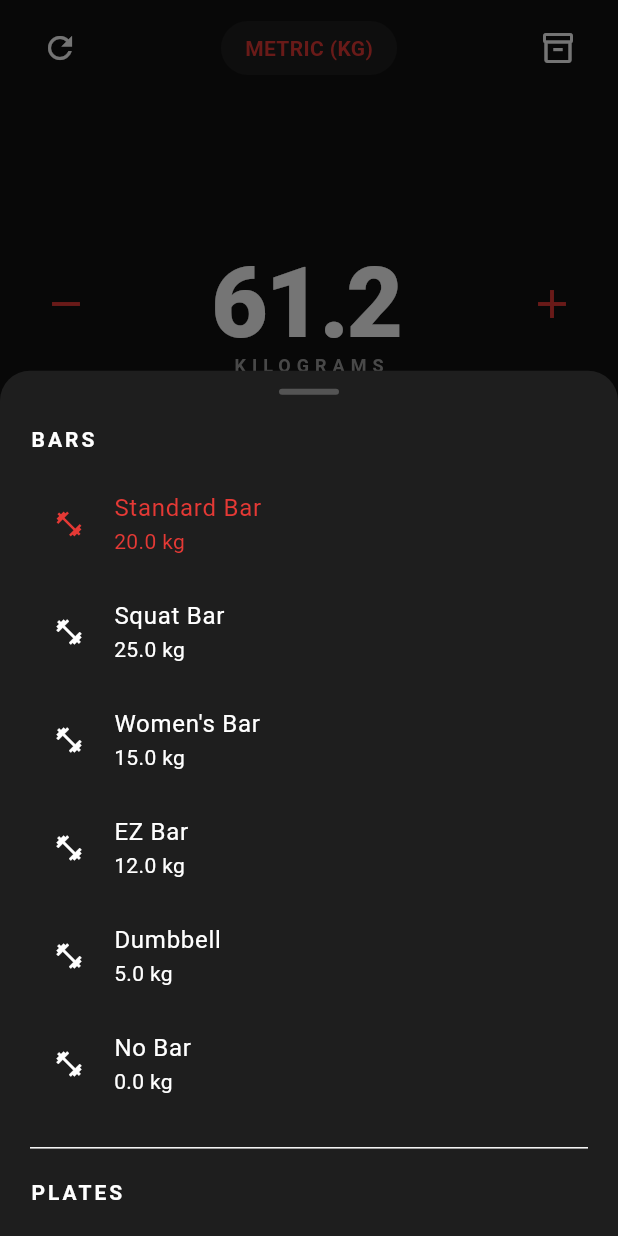
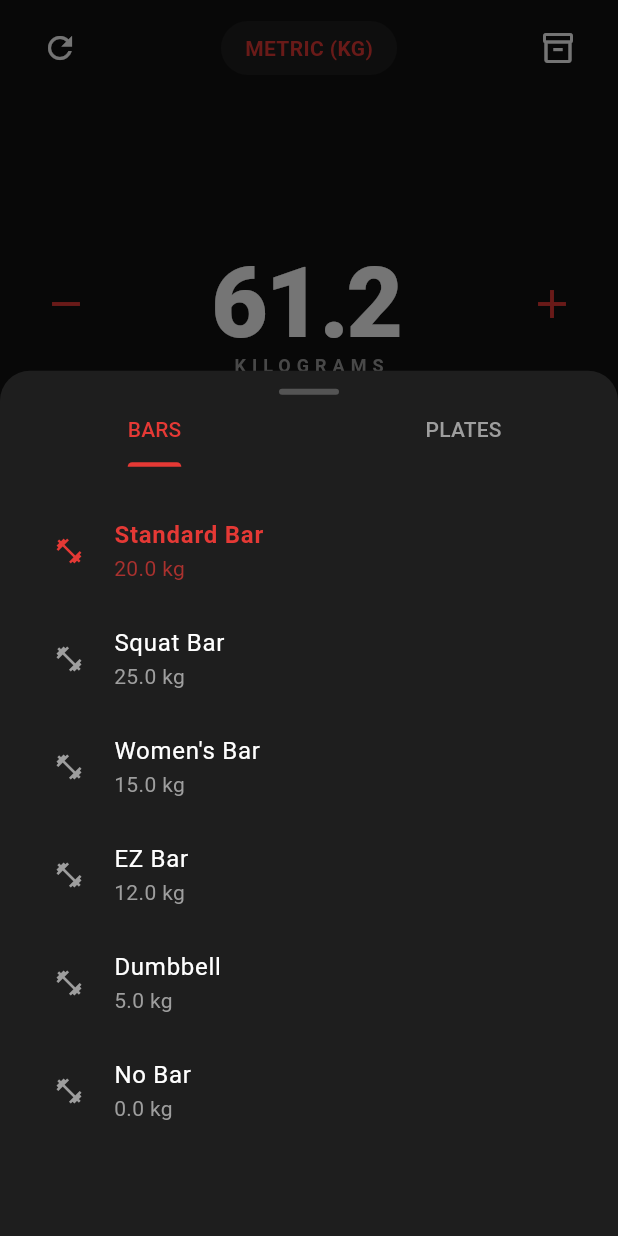
Before and after one commit to DanteFarfan/Ultimate_plate_calculator, a Flutter app: the screen it shows after launch, after a tap on "IMPERIAL (LB)", after a tap on the "inventory 2" icon, on a phone screen of 412 x 824 dp. Run offline on Flutter 3.47's test engine with Material 3 defaults, Android fonts, the phone set to English and light mode, and no system bars.

Commit message:
change to UI
now it's easier to see that there are plates in the inventory

```diff
--- a/lib/main.dart
+++ b/lib/main.dart
@@ -1,6 +1,9 @@
 import 'dart:async';
+import 'dart:convert';
+import 'dart:io';
 import 'package:flutter/material.dart';
 import 'package:flutter/services.dart';
+import 'package:path_provider/path_provider.dart';
 import 'engine.dart';
 
 Future<void> main() async {
@@ -63,14 +66,14 @@ class _PlateCalculatorHomeState extends State<PlateCalculatorHome> {
   late Bar _currentBar;
 
   List<Plate> _inventory = [
-    Plate(weight: 55, amount: 4, color: const Color(0xFFE53935)), // Red
-    Plate(weight: 45, amount: 12, color: const Color(0xFF1E88E5)), // Blue
-    Plate(weight: 35, amount: 4, color: const Color(0xFFFFEB3B)), // Yellow
-    Plate(weight: 25, amount: 4, color: const Color(0xFF43A047)), // Green
+    Plate(weight: 55, amount: 4, color: const Color(0xFFE53935)),
+    Plate(weight: 45, amount: 12, color: const Color(0xFF1E88E5)),
+    Plate(weight: 35, amount: 4, color: const Color(0xFFFFEB3B)),
+    Plate(weight: 25, amount: 4, color: const Color(0xFF43A047)),
     Plate(weight: 10, amount: 6, color: Colors.white),
     Plate(weight: 5, amount: 6, color: Colors.grey),
-    Plate(weight: 2.5, amount: 4, color: const Color(0xFFB0BEC5)), // Silver
-    Plate(weight: 1, amount: 4, color: Colors.amber), // Gold
+    Plate(weight: 2.5, amount: 4, color: const Color(0xFFB0BEC5)),
+    Plate(weight: 1, amount: 4, color: Colors.amber),
   ];
 
   CalculationResult? _result;
@@ -79,8 +82,53 @@ class _PlateCalculatorHomeState extends State<PlateCalculatorHome> {
   void initState() {
     super.initState();
     _currentBar = _bars[0];
+    _loadData();
+    _targetController.addListener(() {
       _calculate();
-    _targetController.addListener(_calculate);
+      _saveData();
+    });
+  }
+
+  Future<File> get _localFile async {
+    final directory = await getApplicationDocumentsDirectory();
+    return File('${directory.path}/db.json');
+  }
+
+  Future<void> _saveData() async {
+    final file = await _localFile;
+    final data = {
+      'isKg': _isKg,
+      'lastTarget': _targetController.text,
+      'currentBarName': _currentBar.name,
+      'inventory': _inventory.map((p) => p.toJson()).toList(),
+      'bars': _bars.map((b) => b.toJson()).toList(),
+    };
+    await file.writeAsString(jsonEncode(data));
+  }
+
+  Future<void> _loadData() async {
+    try {
+      final file = await _localFile;
+      if (await file.exists()) {
+        final content = await file.readAsString();
+        final data = jsonDecode(content);
+        setState(() {
+          _isKg = data['isKg'] ?? false;
+          _targetController.text = data['lastTarget'] ?? '135';
+          if (data['bars'] != null) {
+            _bars = (data['bars'] as List).map((b) => Bar.fromJson(b)).toList();
+          }
+          final barName = data['currentBarName'];
+          _currentBar = _bars.firstWhere((b) => b.name == barName, orElse: () => _bars[0]);
+          if (data['inventory'] != null) {
+            _inventory = (data['inventory'] as List).map((p) => Plate.fromJson(p)).toList();
+          }
+          _calculate();
+        });
+      }
+    } catch (e) {
+      debugPrint("Error loading data: $e");
+    }
   }
 
   void _calculate() {
@@ -102,7 +150,6 @@ class _PlateCalculatorHomeState extends State<PlateCalculatorHome> {
       _adjustmentTimer?.cancel();
       return;
     }
-
     HapticFeedback.selectionClick();
     double current = double.tryParse(_targetController.text) ?? 0;
     double newValue = current + delta;
@@ -116,6 +163,7 @@ class _PlateCalculatorHomeState extends State<PlateCalculatorHome> {
       int index = _bars.indexWhere((b) => b.name == _currentBar.name);
       _currentBar = _bars[(index + 1) % _bars.length];
       _calculate();
+      _saveData();
     });
   }
 
@@ -166,11 +214,11 @@ class _PlateCalculatorHomeState extends State<PlateCalculatorHome> {
       }
 
       _currentBar = _bars.firstWhere((b) => b.name == _currentBar.name, orElse: () => _bars[0]);
-
       double currentTarget = double.tryParse(_targetController.text) ?? 0;
       _targetController.text = (currentTarget * factor).toStringAsFixed(1).replaceAll('.0', '');
 
       _calculate();
+      _saveData();
     });
   }
 
@@ -181,7 +229,10 @@ class _PlateCalculatorHomeState extends State<PlateCalculatorHome> {
       isScrollControlled: true,
       shape: const RoundedRectangleBorder(borderRadius: BorderRadius.vertical(top: Radius.circular(20))),
       builder: (context) => StatefulBuilder(
-        builder: (context, setModalState) => DraggableScrollableSheet(
+        builder: (context, setModalState) {
+          return DefaultTabController(
+            length: 2,
+            child: DraggableScrollableSheet(
               initialChildSize: 0.7,
               maxChildSize: 0.9,
               minChildSize: 0.5,
@@ -190,57 +241,103 @@ class _PlateCalculatorHomeState extends State<PlateCalculatorHome> {
                 children: [
                   const SizedBox(height: 12),
                   Container(width: 40, height: 4, decoration: BoxDecoration(color: Colors.white24, borderRadius: BorderRadius.circular(2))),
+                  const TabBar(
+                    tabs: [
+                      Tab(text: 'BARS'),
+                      Tab(text: 'PLATES'),
+                    ],
+                    indicatorColor: Color(0xFFE53935),
+                    labelColor: Color(0xFFE53935),
+                    unselectedLabelColor: Colors.grey,
+                    dividerColor: Colors.transparent,
+                  ),
                   Expanded(
-                child: ListView(
+                    child: TabBarView(
+                      children: [
+                        ListView.builder(
                           controller: scrollController,
                           padding: const EdgeInsets.fromLTRB(20, 20, 20, 40),
-                  children: [
-                    const Text('BARS', style: TextStyle(fontWeight: FontWeight.bold, letterSpacing: 2)),
-                    const SizedBox(height: 10),
-                    ...List.generate(_bars.length, (index) {
+                          itemCount: _bars.length,
+                          itemBuilder: (context, index) {
                             final bar = _bars[index];
+                            final isSelected = _currentBar.name == bar.name;
                             return ListTile(
-                        leading: const Icon(Icons.fitness_center, size: 20),
-                        title: Text(bar.name),
-                        subtitle: Text('${bar.weight} ${_isKg ? 'kg' : 'lb'}'),
+                              leading: Icon(
+                                Icons.fitness_center,
+                                size: 20,
+                                color: isSelected ? const Color(0xFFE53935) : Colors.grey,
+                              ),
+                              title: Text(
+                                bar.name,
+                                style: TextStyle(
+                                  color: isSelected ? const Color(0xFFE53935) : Colors.white,
+                                  fontWeight: isSelected ? FontWeight.bold : FontWeight.normal,
+                                ),
+                              ),
+                              subtitle: Text(
+                                '${bar.weight} ${_isKg ? 'kg' : 'lb'}',
+                                style: TextStyle(
+                                  color: isSelected ? const Color(0xFFE53935).withValues(alpha: 0.7) : Colors.grey,
+                                ),
+                              ),
                               onTap: () {
                                 setState(() => _currentBar = bar);
                                 _calculate();
+                                _saveData();
                                 Navigator.pop(context);
                               },
-                        selected: _currentBar.name == bar.name,
+                              selected: isSelected,
                             );
-                    }),
-                    const Divider(height: 40),
-                    const Text('PLATES', style: TextStyle(fontWeight: FontWeight.bold, letterSpacing: 2)),
-                    const SizedBox(height: 10),
-                    ...List.generate(_inventory.length, (index) {
+                          },
+                        ),
+                        ListView.builder(
+                          controller: scrollController,
+                          padding: const EdgeInsets.fromLTRB(20, 20, 20, 40),
+                          itemCount: _inventory.length,
+                          itemBuilder: (context, index) {
                             final plate = _inventory[index];
                             return ListTile(
                               leading: CircleAvatar(backgroundColor: plate.color, radius: 12),
-                        title: Text('${plate.weight} ${_isKg ? 'kg' : 'lb'}'),
+                              title: Text(
+                                '${plate.weight} ${_isKg ? 'kg' : 'lb'}',
+                                style: const TextStyle(fontWeight: FontWeight.bold),
+                              ),
                               trailing: Row(
                                 mainAxisSize: MainAxisSize.min,
                                 children: [
-                            IconButton(icon: const Icon(Icons.remove), onPressed: () {
+                                  IconButton(
+                                    icon: const Icon(Icons.remove),
+                                    onPressed: () {
                                       setModalState(() { if (plate.amount > 0) plate.amount--; });
                                       setState(() => _calculate());
-                            }),
-                            Text('${plate.amount}', style: const TextStyle(fontWeight: FontWeight.bold)),
-                            IconButton(icon: const Icon(Icons.add), onPressed: () {
+                                      _saveData();
+                                    },
+                                  ),
+                                  Text(
+                                    '${plate.amount}',
+                                    style: const TextStyle(fontSize: 18, fontWeight: FontWeight.bold),
+                                  ),
+                                  IconButton(
+                                    icon: const Icon(Icons.add),
+                                    onPressed: () {
                                       setModalState(() { plate.amount++; });
                                       setState(() => _calculate());
-                            }),
+                                      _saveData();
+                                    },
+                                  ),
                                 ],
                               ),
                             );
-                    }),
+                          },
+                        ),
                       ],
                     ),
                   ),
                 ],
               ),
             ),
+          );
+        },
       ),
     );
   }
```
Lines whose indentation alone changed are shown as unchanged.
